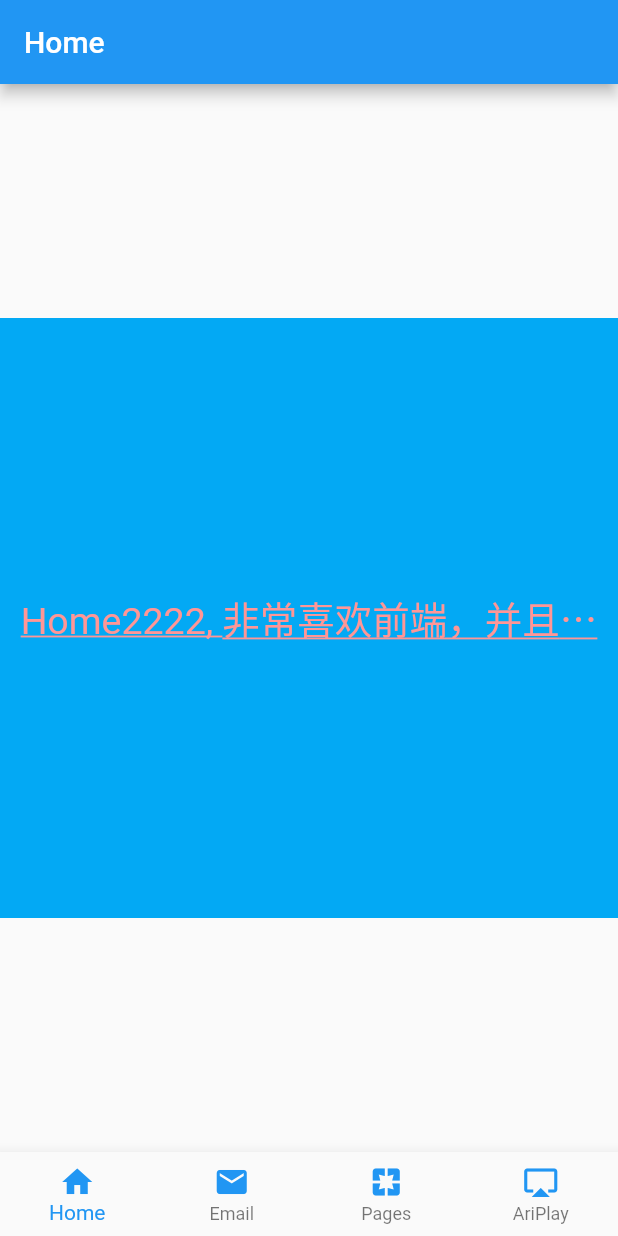
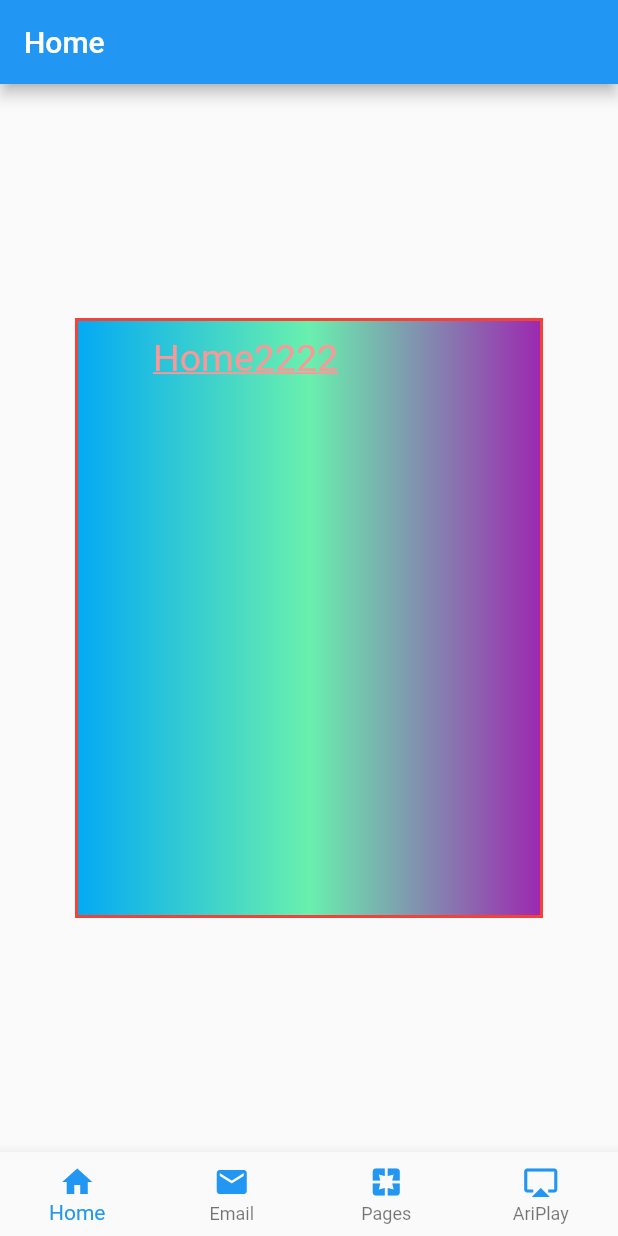
Before and after one commit to zhourusheng/flutter_demo, a Flutter app: the screen it shows after launch, on a phone screen of 412 x 824 dp. Run offline on Flutter 3.47's test engine with Material 2 defaults, Android fonts, the phone set to English and light mode, and no system bars.

Commit message:
text container 相关属性

```diff
--- a/lib/pages/home_screen.dart
+++ b/lib/pages/home_screen.dart
@@ -10,7 +10,7 @@ class HomeScreen extends StatelessWidget {
       body: Center(
         child: Container(
           child: Text(
-            'Home2222, 非常喜欢前端，并且愿意为此奋斗一生。我希望可以出1000集免费教程。',
+            'Home2222',
             textAlign: TextAlign.center,
             maxLines: 1,
             overflow: TextOverflow.ellipsis,
@@ -21,11 +21,21 @@ class HomeScreen extends StatelessWidget {
               decorationStyle: TextDecorationStyle.solid
             ),
           ),
-          alignment: Alignment.center,
+          alignment: Alignment.topLeft,
           width: 500.0,
           height: 400.0,
-          color: Colors.lightBlue,
-          padding: EdgeInsets.all(10.0),
+          // color: Colors.lightBlue,
+          padding: EdgeInsets.fromLTRB(50.0, 10.0, 0.0, 0.0),
+          margin: EdgeInsets.all(50.0),
+          decoration: new BoxDecoration(
+            gradient: LinearGradient(
+              colors:[Colors.lightBlue, Colors.greenAccent, Colors.purple]
+            ),
+            border: Border.all(
+              width: 2.0,
+              color: Colors.red
+            )
+          ),
         )
       ),
     );
```
